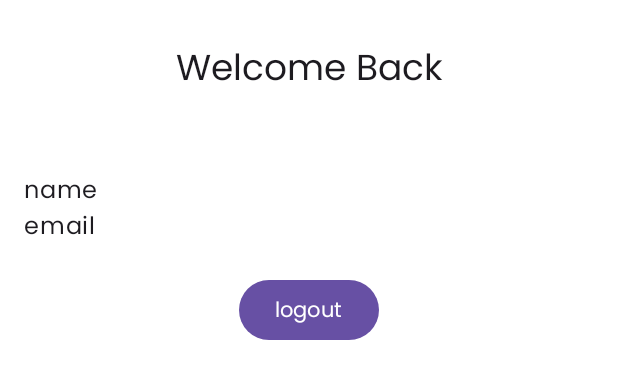
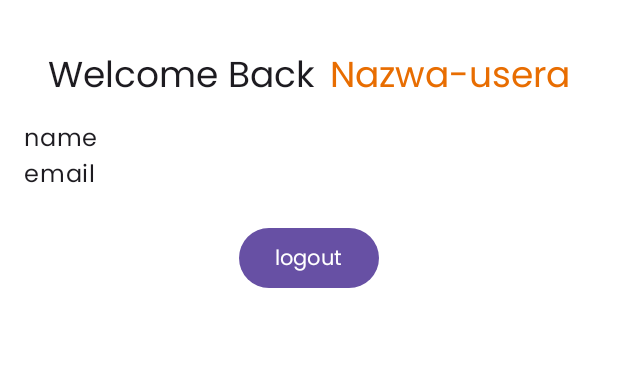
Before and after one commit to KeimiLL/Freeciv-game, an Android app built with Jetpack Compose: the @Preview function HomeScreenPreviewLight, on a phone screen of 412 x 824 dp. Shown: the top 379 px of the screen. Run offline under Robolectric (Android 15) with nearby library versions, the phone set to English and light mode, and no system bars.

Commit message:
Added username placeholder

```diff
--- a/app/src/main/java/com/mobilne/civ2077/ui/home/HomeScreen.kt
+++ b/app/src/main/java/com/mobilne/civ2077/ui/home/HomeScreen.kt
@@ -8,8 +8,10 @@ import androidx.compose.material3.Text
 import androidx.compose.runtime.Composable
 import androidx.compose.ui.Alignment
 import androidx.compose.ui.Modifier
+import androidx.compose.ui.graphics.Color
 import androidx.compose.ui.res.stringResource
 import androidx.compose.ui.tooling.preview.Preview
+import androidx.compose.ui.unit.dp
 import androidx.navigation.NavHostController
 import androidx.navigation.compose.rememberNavController
 import com.mobilne.civ2077.R
@@ -32,10 +34,19 @@ fun HomeScreen(viewModel: AuthViewModel?, navController: NavHostController) {
         horizontalAlignment = Alignment.CenterHorizontally
     ) {
 
+        Row(verticalAlignment = Alignment.CenterVertically,
+        horizontalArrangement = Arrangement.Center) {
             Text(
                 text = stringResource(id = R.string.welcome_back),
                 style = MaterialTheme.typography.headlineSmall,
                 color = MaterialTheme.colorScheme.onSurface
+            )
+            Spacer(modifier = Modifier.width(10.dp))
+            // miejsce na łączneie z nazwą usera
+            Text(
+                text = "Nazwa-usera",
+                style = MaterialTheme.typography.headlineSmall,
+                color = Color(0xffe86d01)
             )
 
             Text(
@@ -43,6 +54,8 @@ fun HomeScreen(viewModel: AuthViewModel?, navController: NavHostController) {
                 style = MaterialTheme.typography.displaySmall,
                 color = MaterialTheme.colorScheme.onSurface
             )
+        }
+
 
         Column(
             modifier = Modifier
```
Lines whose indentation alone changed are shown as unchanged.
